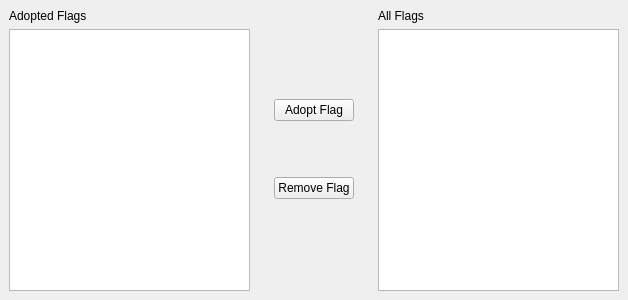
JamesAIzzard/codiet, file gui/flag_selector.ui: the form before one commit.
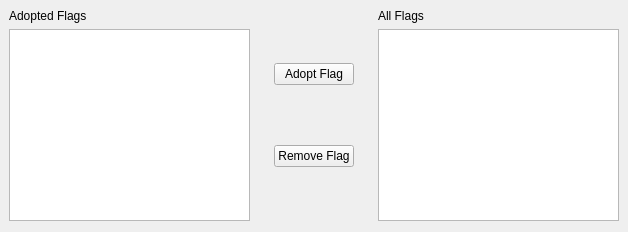
The form after the commit.

What changed in the file:
```diff
--- a/gui/flag_selector.ui
+++ b/gui/flag_selector.ui
@@ -7,9 +7,15 @@
     <x>0</x>
     <y>0</y>
     <width>628</width>
-    <height>300</height>
+    <height>232</height>
    </rect>
   </property>
+  <property name="sizePolicy">
+   <sizepolicy hsizetype="Preferred" vsizetype="Preferred">
+    <horstretch>0</horstretch>
+    <verstretch>0</verstretch>
+   </sizepolicy>
+  </property>
   <property name="windowTitle">
    <string>Form</string>
   </property>
@@ -31,6 +37,12 @@
      <layout class="QVBoxLayout" name="verticalLayout_3">
       <item>
        <widget class="QLabel" name="label_2">
+        <property name="sizePolicy">
+         <sizepolicy hsizetype="Preferred" vsizetype="Fixed">
+          <horstretch>0</horstretch>
+          <verstretch>0</verstretch>
+         </sizepolicy>
+        </property>
         <property name="text">
          <string>Adopted Flags</string>
         </property>
@@ -39,11 +51,17 @@
       <item>
        <widget class="QListWidget" name="lst_adopted_flags">
         <property name="sizePolicy">
-         <sizepolicy hsizetype="Expanding" vsizetype="Expanding">
+         <sizepolicy hsizetype="Expanding" vsizetype="Fixed">
           <horstretch>0</horstretch>
           <verstretch>0</verstretch>
          </sizepolicy>
         </property>
+        <property name="maximumSize">
+         <size>
+          <width>16777215</width>
+          <height>16777215</height>
+         </size>
+        </property>
        </widget>
       </item>
      </layout>
@@ -52,22 +70,6 @@
    <item>
     <widget class="QWidget" name="widget" native="true">
      <layout class="QVBoxLayout" name="verticalLayout_2">
-      <item>
-       <spacer name="verticalSpacer_2">
-        <property name="orientation">
-         <enum>Qt::Vertical</enum>
-        </property>
-        <property name="sizeType">
-         <enum>QSizePolicy::Minimum</enum>
-        </property>
-        <property name="sizeHint" stdset="0">
-         <size>
-          <width>20</width>
-          <height>40</height>
-         </size>
-        </property>
-       </spacer>
-      </item>
       <item>
        <widget class="QPushButton" name="btn_adopt_flag">
         <property name="text">
@@ -82,22 +84,6 @@
         </property>
        </widget>
       </item>
-      <item>
-       <spacer name="verticalSpacer">
-        <property name="orientation">
-         <enum>Qt::Vertical</enum>
-        </property>
-        <property name="sizeType">
-         <enum>QSizePolicy::Minimum</enum>
-        </property>
-        <property name="sizeHint" stdset="0">
-         <size>
-          <width>20</width>
-          <height>40</height>
-         </size>
-        </property>
-       </spacer>
-      </item>
      </layout>
     </widget>
    </item>
@@ -106,13 +92,32 @@
      <layout class="QVBoxLayout" name="verticalLayout_4">
       <item>
        <widget class="QLabel" name="label_3">
+        <property name="sizePolicy">
+         <sizepolicy hsizetype="Preferred" vsizetype="Fixed">
+          <horstretch>0</horstretch>
+          <verstretch>0</verstretch>
+         </sizepolicy>
+        </property>
         <property name="text">
          <string>All Flags</string>
         </property>
        </widget>
       </item>
       <item>
-       <widget class="QListWidget" name="lst_global_flags"/>
+       <widget class="QListWidget" name="lst_global_flags">
+        <property name="sizePolicy">
+         <sizepolicy hsizetype="Expanding" vsizetype="Fixed">
+          <horstretch>0</horstretch>
+          <verstretch>0</verstretch>
+         </sizepolicy>
+        </property>
+        <property name="maximumSize">
+         <size>
+          <width>16777215</width>
+          <height>16777215</height>
+         </size>
+        </property>
+       </widget>
       </item>
      </layout>
     </widget>
```
